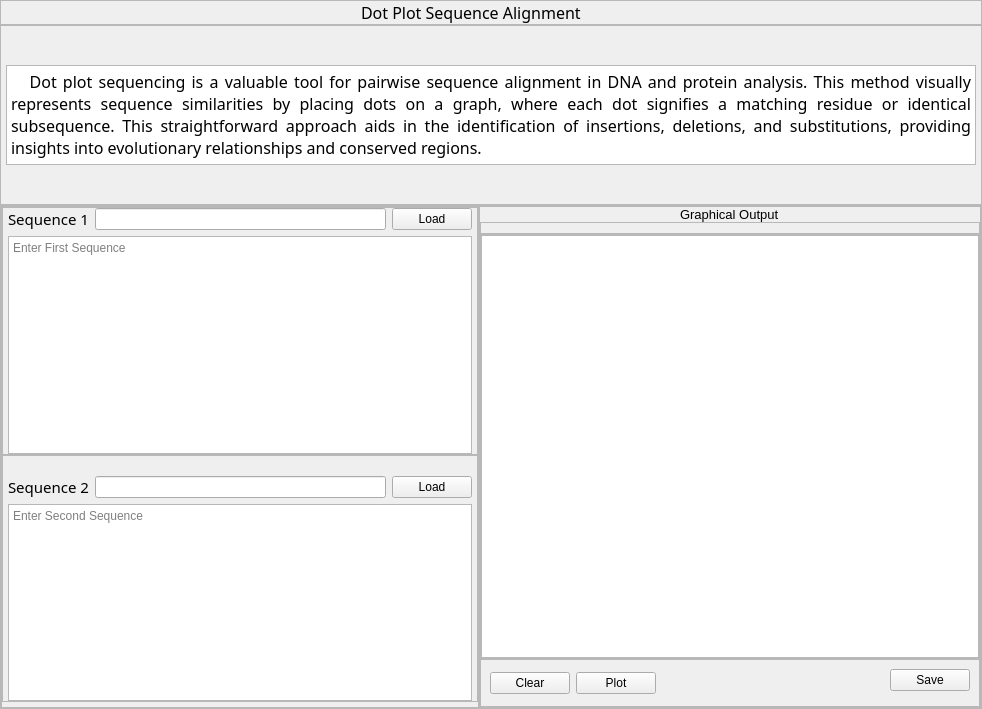
Before: the Qt Designer form ui/tabs/dot_plot.ui in bryancastillo10/BioBytes-PairSync, drawn with Qt 5.
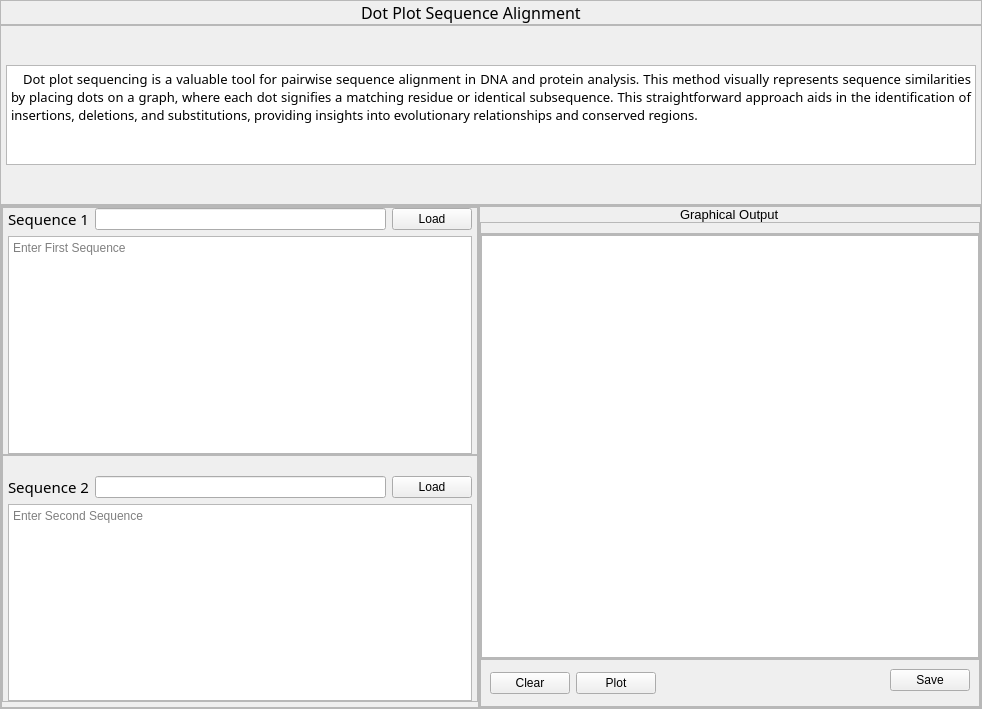
After: the same form once the commit is applied. Icons and pictures are not drawn.

What changed in the file:
```diff
--- a/ui/tabs/dot_plot.ui
+++ b/ui/tabs/dot_plot.ui
@@ -146,8 +146,8 @@
         </property>
         <property name="font">
          <font>
-          <family>Noto Sans</family>
-          <pointsize>12</pointsize>
+          <family>Noto Sans TC</family>
+          <pointsize>10</pointsize>
          </font>
         </property>
         <property name="verticalScrollBarPolicy">
@@ -160,7 +160,7 @@
          <string>&lt;!DOCTYPE HTML PUBLIC &quot;-//W3C//DTD HTML 4.0//EN&quot; &quot;http://www.w3.org/TR/REC-html40/strict.dtd&quot;&gt;
 &lt;html&gt;&lt;head&gt;&lt;meta name=&quot;qrichtext&quot; content=&quot;1&quot; /&gt;&lt;style type=&quot;text/css&quot;&gt;
 p, li { white-space: pre-wrap; }
-&lt;/style&gt;&lt;/head&gt;&lt;body style=&quot; font-family:'Noto Sans'; font-size:12pt; font-weight:400; font-style:normal;&quot;&gt;
+&lt;/style&gt;&lt;/head&gt;&lt;body style=&quot; font-family:'Noto Sans TC'; font-size:10pt; font-weight:400; font-style:normal;&quot;&gt;
 &lt;p align=&quot;justify&quot; style=&quot; margin-top:0px; margin-bottom:0px; margin-left:0px; margin-right:0px; -qt-block-indent:0; text-indent:0px;&quot;&gt;&lt;span style=&quot; font-family:'PMingLiU';&quot;&gt;   Dot plot sequencing is a valuable tool for pairwise sequence alignment in DNA and protein analysis. This method visually represents sequence similarities by placing dots on a graph, where each dot signifies a matching residue or identical subsequence. This straightforward approach aids in the identification of insertions, deletions, and substitutions, providing insights into evolutionary relationships and conserved regions. &lt;/span&gt;&lt;/p&gt;&lt;/body&gt;&lt;/html&gt;</string>
         </property>
        </widget>
```
